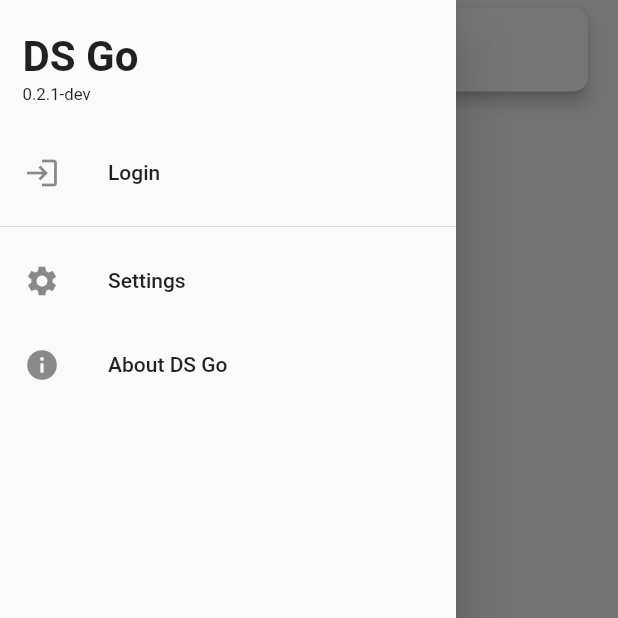
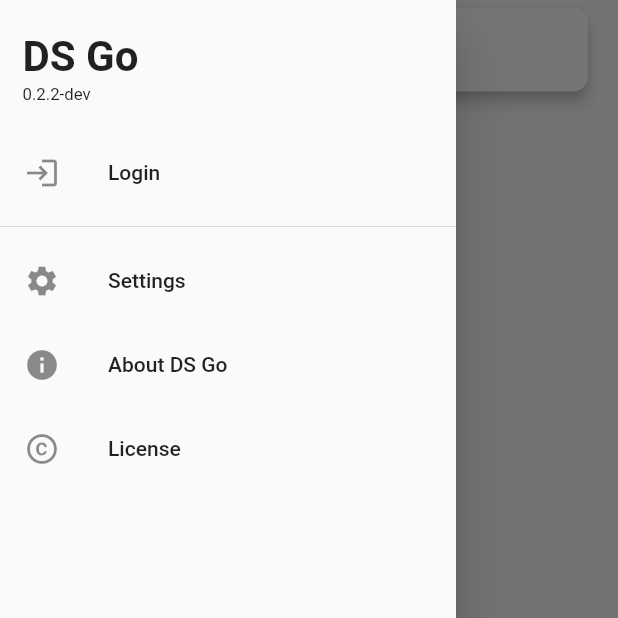
Before and after one commit to tingtingths/dsgo, a Flutter app: the screen it shows after launch, with the side drawer open, on a phone screen of 412 x 824 dp, the top half of it. Run offline on Flutter 3.47's test engine with Material 2 defaults, Android fonts, the phone set to English and light mode, and no system bars; our stand-ins replace file_picker, flutter_riverpod, flutter_secure_storage, localstorage, package_info_plus, tuple; missing offline and left inert: synoapi.

Commit message:
misc: add license dialog. revise some dialog action text.

```diff
--- a/lib/page/connection.dart
+++ b/lib/page/connection.dart
@@ -208,7 +208,7 @@ Future<String?> showOTPDialog(context) {
             ),
             actions: [
               TextButton(
-                child: Text('OK'),
+                child: Text('Submit'),
                 onPressed: () {
                   Navigator.of(context).pop(_value);
                 },
--- a/lib/page/drawer.dart
+++ b/lib/page/drawer.dart
@@ -3,9 +3,12 @@ import 'package:dsgo/datasource/connection.dart';
 import 'package:dsgo/main.dart';
 import 'package:dsgo/model/model.dart';
 import 'package:dsgo/util/const.dart';
+import 'package:flutter/gestures.dart';
 import 'package:flutter/material.dart';
 import 'package:flutter_riverpod/flutter_riverpod.dart';
 import 'package:package_info_plus/package_info_plus.dart';
+import 'package:url_launcher/url_launcher.dart';
+import 'package:flutter/services.dart';
 
 import '../page/connection.dart';
 import '../page/settings.dart';
@@ -126,6 +129,9 @@ class AppDrawer extends ConsumerWidget {
             },
           ));
 
+          final theme = Theme.of(context);
+          final textStyle = theme.textTheme.bodyText2;
+          final highlightTextStyle = Theme.of(context).textTheme.bodyText2!.copyWith(color: theme.colorScheme.primary);
           drawerItems.addAll([
             Divider(),
             OpenContainer(
@@ -143,9 +149,50 @@ class AppDrawer extends ConsumerWidget {
               applicationIcon: FlutterLogo(),
               applicationName: STYLED_APP_NAME,
               applicationVersion: '${versionString(packageInfo)}',
-              applicationLegalese: '@ 2020 Ho Shing Ting',
-              aboutBoxChildren: <Widget>[Text('❤ from Hong Kong.')],
-            )
+              applicationLegalese: '@ 2020 DS Go authors',
+              aboutBoxChildren: <Widget>[
+                const SizedBox(height: 24),
+                RichText(
+                    text: TextSpan(children: <TextSpan>[
+                  TextSpan(style: textStyle, text: 'Homepage: '),
+                  TextSpan(
+                      style: highlightTextStyle,
+                      text: 'https://github.com/tingtingths/dsgo',
+                      recognizer: TapGestureRecognizer()
+                        ..onTap = () {
+                          launch('https://github.com/tingtingths/dsgo');
+                        })
+                ])),
+                const SizedBox(height: 16),
+                Text(
+                  'Control your Synology Download Station on the go!',
+                  style: textStyle,
+                )
+              ],
+            ),
+            ListTile(leading: Icon(Icons.copyright), title: Text('License'), onTap: () {
+              rootBundle.loadString('LICENSE').then((license) {
+                // show license dialog
+                showDialog(
+                    context: context,
+                    builder: (context) {
+                      return AlertDialog(
+                        scrollable: true,
+                        title: Text('License'),
+                        content: Text(license, style: textStyle,),
+                        actions: <Widget>[
+                          FlatButton(
+                            child: Text('Close'),
+                            onPressed: () {
+                              Navigator.of(context).pop();
+                            },
+                          ),
+                        ],
+                      );
+                    },
+                );
+              });
+            })
           ]);
 
           return Drawer(
--- a/pubspec.yaml
+++ b/pubspec.yaml
@@ -15,7 +15,7 @@ publish_to: 'none' # Remove this line if you wish to publish to pub.dev
 # In iOS, build-name is used as CFBundleShortVersionString while build-number used as CFBundleVersion.
 # Read more about iOS versioning at
 # https://developer.apple.com/library/archive/documentation/General/Reference/InfoPlistKeyReference/Articles/CoreFoundationKeys.html
-version: 0.2.1-dev
+version: 0.2.2-dev
 
 environment:
   sdk: '>=2.12.0 <3.0.0'
@@ -40,6 +40,7 @@ dependencies:
   collection: ^1.15.0-nullsafety.4
   logging: ^1.0.0
   flutter_riverpod: ^0.14.0
+  url_launcher: ^6.0.0
 
 dev_dependencies:
   flutter_test:
@@ -62,6 +63,8 @@ flutter:
   # assets:
   #   - images/a_dot_burr.jpeg
   #   - images/a_dot_ham.jpeg
+  assets:
+    - LICENSE
 
   # An image asset can refer to one or more resolution-specific "variants", see
   # https://flutter.dev/assets-and-images/#resolution-aware.
```
Also changed, not shown: pubspec.lock, 1 other file.
